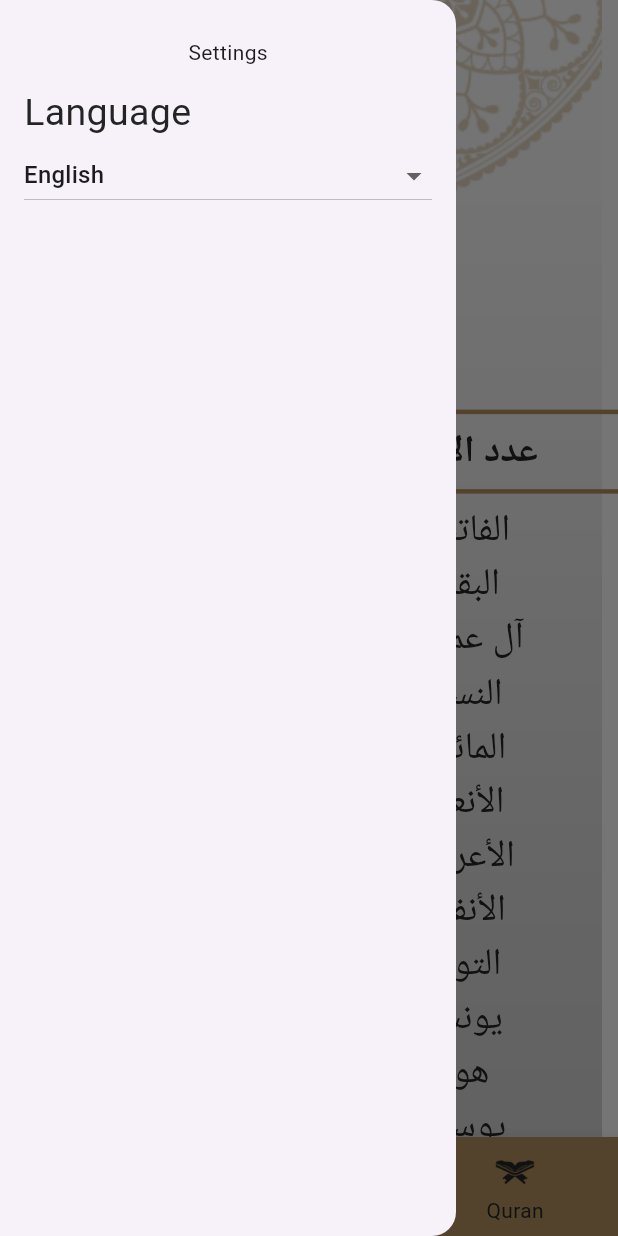
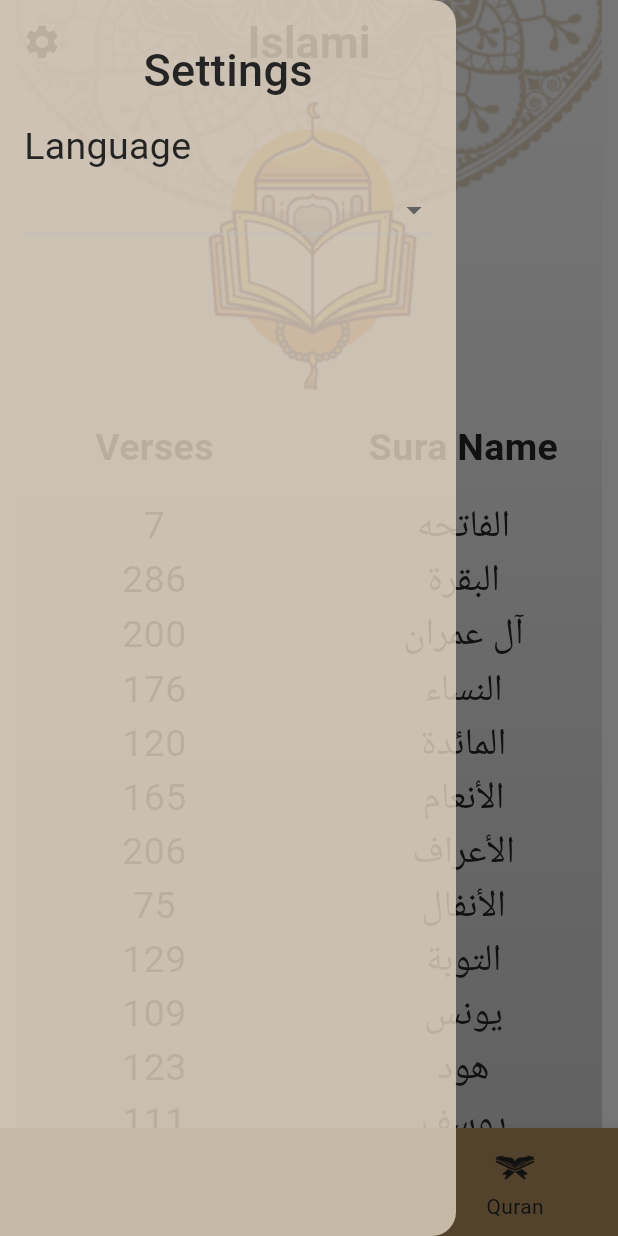
Before and after one commit to Mariamshahir/islamic_app, a Flutter app: the screen it shows after launch, item 4 of the bottom bar chosen, with the side drawer open, on a phone screen of 412 x 824 dp. Run offline on Flutter 3.47's test engine with Material 3 defaults, Android fonts, the phone set to English and light mode, and no system bars; generated files the repository leaves out were written again.

Commit message:
Finished theming.

```diff
--- a/lib/homescreen.dart
+++ b/lib/homescreen.dart
@@ -1,4 +1,5 @@
 import 'package:flutter/material.dart';
+import 'package:islamic/provider/theme_provider.dart';
 import 'package:islamic/taps/quran/qurantab.dart';
 import 'package:islamic/taps/ahadeth/ahadethtab.dart';
 import 'package:islamic/taps/radio/radiotap.dart';
@@ -8,6 +9,7 @@ import 'package:islamic/utils/aap_theme.dart';
 import 'package:islamic/utils/app_assets.dart';
 import 'package:islamic/utils/app_colors.dart';
 import 'package:islamic/utils/app_language.dart';
+import 'package:provider/provider.dart';
 
 
 class HomeScreen extends StatefulWidget {
@@ -23,9 +25,10 @@ class _HomeScreenState extends State<HomeScreen> {
 
   @override
   Widget build(BuildContext context) {
+    ThemeProvider themeProvider = Provider.of(context);
     return Container(
-      decoration: const BoxDecoration(
-        image: DecorationImage(image: AssetImage(AppAssets.background)),
+      decoration: BoxDecoration(
+        image: DecorationImage(image: AssetImage(themeProvider.mainBackground)),
       ),
       child: Scaffold(
         backgroundColor: AppColors.transparent,
@@ -40,12 +43,8 @@ class _HomeScreenState extends State<HomeScreen> {
   AppBar buildAppBar() {
     return AppBar(
         automaticallyImplyLeading: false,
-          backgroundColor: AppColors.transparent,
-          centerTitle: true,
-          elevation: 0,
           title:  Text(
             context.getLocalizations.islami,
-            style: AppTheme.appBarTextStyle,
           ),
           leading: Builder(builder: (context)=>IconButton(onPressed: (){
             Scaffold.of(context).openDrawer();
@@ -64,9 +63,7 @@ class _HomeScreenState extends State<HomeScreen> {
 
 
   Widget buildBottomNavigation() => Theme(
-    data: ThemeData(
-      canvasColor: AppColors.orange,
-    ),
+    data: Theme.of(context).copyWith(canvasColor: Theme.of(context).primaryColor),
     child: BottomNavigationBar(
       items: [
         buildBottomNavigationBarItem(AppAssets.iconRadio, context.getLocalizations.radio),
@@ -74,8 +71,6 @@ class _HomeScreenState extends State<HomeScreen> {
         buildBottomNavigationBarItem(AppAssets.iconAhadeth, context.getLocalizations.ahadeth,),
         buildBottomNavigationBarItem(AppAssets.iconQuran, context.getLocalizations.quran,),
       ],
-      selectedItemColor: AppColors.lightBlack,
-      unselectedItemColor: AppColors.white,
       currentIndex: currentTapIndex,
       onTap: (index) {
         setState(() {
--- a/lib/main.dart
+++ b/lib/main.dart
@@ -3,6 +3,7 @@ import 'package:flutter_localizations/flutter_localizations.dart';
 import 'package:flutter_gen/gen_l10n/app_localizations.dart';
 import 'package:islamic/homescreen.dart';
 import 'package:islamic/provider/language_provider.dart';
+import 'package:islamic/provider/theme_provider.dart';
 import 'package:islamic/screens/ahadeth_details/ahadeth_details.dart';
 import 'package:islamic/screens/sura_details/sura_details.dart';
 import 'package:islamic/splash.dart';
@@ -10,15 +11,20 @@ import 'package:islamic/utils/aap_theme.dart';
 import 'package:provider/provider.dart';
 
 void main() {
-  runApp(ChangeNotifierProvider(
-      create: (context) =>LanguageProvider() ,
-      child: const MyApp()));
+  runApp(MultiProvider(
+      providers: [
+        ChangeNotifierProvider(create: (_) => LanguageProvider()),
+        ChangeNotifierProvider(create: (_) => ThemeProvider()),
+      ],
+      child: const MyApp()),
+  );
 }
 class MyApp extends StatelessWidget {
   const MyApp({super.key});
   @override
   Widget build(BuildContext context) {
     LanguageProvider provider=Provider.of(context);
+    ThemeProvider themeProvider=Provider.of(context);
     return MaterialApp(
       debugShowCheckedModeBanner: false,
       localizationsDelegates: [
@@ -34,7 +40,7 @@ class MyApp extends StatelessWidget {
       locale: Locale(provider.currentLocale),
       theme: AppTheme.lightTheme,
       darkTheme: AppTheme.darkTheme,
-      themeMode: ThemeMode.dark,
+      themeMode: themeProvider.currentTheme,
       routes: {
         Splash.routeName:(_) => Splash(),
         HomeScreen.routeName:(_) => HomeScreen(),
--- a/lib/screens/ahadeth_details/ahadeth_details.dart
+++ b/lib/screens/ahadeth_details/ahadeth_details.dart
@@ -3,6 +3,7 @@ import 'package:flutter/services.dart';
 import 'package:islamic/model/screen_details_arg.dart';
 import 'package:islamic/utils/aap_theme.dart';
 import 'package:islamic/utils/app_colors.dart';
+import 'package:islamic/utils/app_language.dart';
 import 'package:islamic/widgets/app_scaffold.dart';
 
 class AhadethDetails extends StatefulWidget {
@@ -23,7 +24,7 @@ class _AhadethDetailsState extends State<AhadethDetails> {
     if(fileContent.isEmpty){
       readAhadethFile();
     }
-    return AppScaffold(title: "إسلامي",
+    return AppScaffold(title: context.getLocalizations.islami,
         bady: Container(
           margin: EdgeInsets.symmetric(
             vertical: MediaQuery.of(context).size.height * .07,
--- a/lib/screens/sura_details/sura_details.dart
+++ b/lib/screens/sura_details/sura_details.dart
@@ -3,6 +3,7 @@ import 'package:flutter/services.dart';
 import 'package:islamic/model/screen_details_arg.dart';
 import 'package:islamic/utils/aap_theme.dart';
 import 'package:islamic/utils/app_colors.dart';
+import 'package:islamic/utils/app_language.dart';
 import 'package:islamic/widgets/app_scaffold.dart';
 
 class SuraDetails extends StatefulWidget {
@@ -23,7 +24,7 @@ class _SuraDetailsState extends State<SuraDetails> {
     if(fileContent.isEmpty){
       reaSuraFile();
     }
-    return AppScaffold(title: "إسلامي",
+    return AppScaffold(title: context.getLocalizations.islami,
         bady: Container(
           margin: EdgeInsets.symmetric(
             vertical: MediaQuery.of(context).size.height * .07,
--- a/lib/taps/quran/qurantab.dart
+++ b/lib/taps/quran/qurantab.dart
@@ -1,16 +1,19 @@
 import 'package:flutter/material.dart';
 import 'package:islamic/model/screen_details_arg.dart';
+import 'package:islamic/provider/theme_provider.dart';
 import 'package:islamic/screens/sura_details/sura_details.dart';
-import 'package:islamic/utils/aap_theme.dart';
 import 'package:islamic/utils/app_assets.dart';
-import 'package:islamic/utils/app_colors.dart';
+import 'package:islamic/utils/app_language.dart';
 import 'package:islamic/utils/constants.dart';
+import 'package:provider/provider.dart';
 
 class QuranTab extends StatelessWidget {
-  const QuranTab({super.key});
+  late ThemeProvider themeProvider;
+  QuranTab({super.key});
 
   @override
   Widget build(BuildContext context) {
+    themeProvider = Provider.of<ThemeProvider>(context);
     return Column(
       children: [
         Expanded(flex:3,child: Center(child: Image.asset(AppAssets.quranTapLogo))),
@@ -19,8 +22,8 @@ class QuranTab extends StatelessWidget {
           child: Stack(
             alignment: Alignment.center,
             children: [
-              buildScreenContant(),
-              VerticalDivider(thickness: 3,color: AppColors.orange,indent: 6,)
+              buildScreenContant(context),
+              VerticalDivider(thickness: 3,indent: 6,)
             ],
           ),
         )
@@ -29,22 +32,22 @@ class QuranTab extends StatelessWidget {
     );
   }
 
-  Widget buildScreenContant() {
+  Widget buildScreenContant(BuildContext context) {
     return Column(
       children: [
-           Divider(thickness: 3,color: AppColors.orange,),
-            const Row(
+           const Divider(thickness: 3),
+             Row(
               children: [
-                Expanded(child: Text("اسم السورة",
-                  style: AppTheme.mediumTitleTextStyle,
+                Expanded(child: Text(context.getLocalizations.verses,
+                  style: themeProvider.mediumTitleTextStyle,
                   textAlign: TextAlign.center,)),
-                Expanded(child: Text("عدد الآيات",
-                  style: AppTheme.mediumTitleTextStyle,
+                Expanded(child: Text(context.getLocalizations.suraName,
+                  style: themeProvider.mediumTitleTextStyle,
                   textAlign: TextAlign.center,
                 )),
               ],
             ),
-            const Divider(thickness: 3,color: AppColors.orange,),
+            const Divider(thickness: 3),
             Expanded(flex:7,child: buildScreenListView())
       ],
     );
@@ -63,8 +66,8 @@ class QuranTab extends StatelessWidget {
                       child: Row(
                         mainAxisAlignment: MainAxisAlignment.spaceAround,
                         children: [
-                          Expanded(child: Text("${Constants.versesNumber[index]}",style: AppTheme.smallTitleTextStyle,textAlign: TextAlign.center,)),
-                          Expanded(child: Text(Constants.suraNames[index],style: AppTheme.smallTitleTextStyle,textAlign: TextAlign.center,)),
+                          Expanded(child: Text("${Constants.versesNumber[index]}",style: themeProvider.smallTitleTextStyle,textAlign: TextAlign.center,)),
+                          Expanded(child: Text(Constants.suraNames[index],style: themeProvider.smallTitleTextStyle,textAlign: TextAlign.center,)),
 
                         ],
                       ),
--- a/lib/taps/settings/settingstab.dart
+++ b/lib/taps/settings/settingstab.dart
@@ -1,5 +1,6 @@
 import 'package:flutter/material.dart';
 import 'package:islamic/provider/language_provider.dart';
+import 'package:islamic/provider/theme_provider.dart';
 import 'package:islamic/utils/aap_theme.dart';
 import 'package:islamic/utils/app_language.dart';
 import 'package:provider/provider.dart';
@@ -15,19 +16,23 @@ class Settings extends StatefulWidget {
 class _SettingsState extends State<Settings> {
   String selectLanguge = "en";
   late LanguageProvider provider;
+  late ThemeProvider themeProvider;
 
   @override
   Widget build(BuildContext context) {
     provider= Provider.of(context);
+    themeProvider=Provider.of<ThemeProvider>(context);
     return Container(
       padding: EdgeInsets.symmetric(vertical: 25,horizontal: 16),
       child: Column(
         crossAxisAlignment: CrossAxisAlignment.stretch,
         children: [
-          Center(child: Text(context.getLocalizations.settings,style: AppTheme.titleTap,)),
+          Center(child: Text(context.getLocalizations.settings,style: themeProvider.titleTap,)),
           SizedBox(height: 12,),
-          Text(context.getLocalizations.language,style: AppTheme.smallTitleTextStyle,),
-           buildLanguageDropDownButton()
+          Text(context.getLocalizations.language,style: themeProvider.smallTitleTextStyle,),
+           buildLanguageDropDownButton(),
+          SizedBox(height: 8,),
+          buildThemeSwitchRow(),
         ],
       ),
     );
@@ -48,4 +53,15 @@ class _SettingsState extends State<Settings> {
         });
   }
 
+  Widget buildThemeSwitchRow(){
+    return Row(
+      children: [
+        Text("Dark Theme"),
+        Spacer(),
+        Switch(value: themeProvider.currentTheme == ThemeMode.dark, onChanged: (newValue){
+          themeProvider.toggleTheme(newValue);
+        })
+      ],
+    );
+  }
 }
--- a/lib/utils/aap_theme.dart
+++ b/lib/utils/aap_theme.dart
@@ -12,6 +12,11 @@ abstract class AppTheme{
     fontWeight: FontWeight.w600,
     color: AppColors.lightBlack,
   );
+  static const TextStyle titleTap = TextStyle(
+    fontSize: 30,
+    fontWeight: FontWeight.w500,
+    color: AppColors.lightBlack,
+  );
   static const TextStyle smallTitleTextStyle = TextStyle(
     fontSize: 25,
     fontWeight: FontWeight.w400,
@@ -22,4 +27,69 @@ abstract class AppTheme{
     fontWeight: FontWeight.w400,
     color: AppColors.white,
   );
+
+
+  static TextStyle appBarDarkTextStyle = appBarDarkTextStyle.copyWith(color: AppColors.white);
+  static TextStyle mediumTitleDarkTextStyle = mediumTitleDarkTextStyle.copyWith(color: AppColors.white);
+  static TextStyle titleTapDark = titleTapDark.copyWith(color: AppColors.white);
+  static TextStyle smallTitleDarkTextStyle = smallTitleDarkTextStyle.copyWith(color: AppColors.white);
+  static TextStyle smallTitleDarkTextStyle2 = smallTitleDarkTextStyle2.copyWith(color: AppColors.white);
+
+  static  ThemeData lightTheme= ThemeData(
+    primaryColor: AppColors.orange,
+    scaffoldBackgroundColor: AppColors.transparent,
+    appBarTheme: const AppBarTheme(
+        backgroundColor: AppColors.transparent,
+        centerTitle: true,elevation: 0,
+        titleTextStyle: appBarTextStyle),
+    drawerTheme: const DrawerThemeData(backgroundColor: AppColors.cramy),
+    dividerColor: AppColors.orange,
+    colorScheme: const ColorScheme(brightness: Brightness.light,
+        primary: AppColors.orange,
+        onPrimary: AppColors.lightorange,
+        secondary: AppColors.lightBlack,
+        onSecondary: AppColors.lightBlack,
+        error: AppColors.error,
+        onError: AppColors.error,
+        background: AppColors.transparent,
+        onBackground: AppColors.transparent,
+        surface: AppColors.transparent,
+        onSurface: AppColors.transparent),
+    iconTheme: const IconThemeData(color: AppColors.brown),
+    bottomNavigationBarTheme: BottomNavigationBarThemeData(
+        backgroundColor: AppColors.orange,
+        selectedItemColor: AppColors.lightBlack,
+      selectedIconTheme: IconThemeData(size: 40),
+        unselectedIconTheme: IconThemeData(size: 34)
+    )
+  );
+  static  ThemeData darkTheme= ThemeData(
+      primaryColor: AppColors.darkBlue,
+      scaffoldBackgroundColor: AppColors.transparent,
+      appBarTheme: AppBarTheme(
+          backgroundColor: AppColors.transparent,
+          centerTitle: true,elevation: 0,
+          titleTextStyle: appBarTextStyle.copyWith(color: Colors.white)),
+      drawerTheme: const DrawerThemeData(backgroundColor: Colors.blueAccent),
+      dividerColor: AppColors.yellow,
+      colorScheme: const ColorScheme(brightness: Brightness.dark,
+          primary: AppColors.darkBlue,
+          onPrimary: AppColors.onDarkBlue,
+          secondary: AppColors.yellow,
+          onSecondary: AppColors.yellow,
+          error: AppColors.error,
+          onError: AppColors.error,
+          background: AppColors.transparent,
+          onBackground: AppColors.transparent,
+          surface: AppColors.transparent,
+          onSurface: AppColors.transparent),
+      iconTheme: const IconThemeData(color: AppColors.darkBlue),
+      bottomNavigationBarTheme: const BottomNavigationBarThemeData(
+          backgroundColor: AppColors.darkBlue,
+          selectedItemColor: AppColors.yellow,
+          selectedIconTheme: IconThemeData(size: 36),
+          unselectedIconTheme: IconThemeData(size: 34),
+          unselectedItemColor: Colors.white,
+      )
+  );
 }
--- a/lib/utils/app_assets.dart
+++ b/lib/utils/app_assets.dart
@@ -9,4 +9,6 @@ abstract class AppAssets{
   static const String iconSebha = "assets/images/icon_sebha.png";
   static const String sebha = "assets/images/sebha.png";
   static const String radio = "assets/images/radio_tap.png";
+  static const String darkBackGround = "assets/images/dark_background.png";
+  static const String darkSplash = "assets/images/dark_spalsh.png";
 }
--- a/lib/utils/app_colors.dart
+++ b/lib/utils/app_colors.dart
@@ -1,10 +1,18 @@
 import 'package:flutter/material.dart';
 
-abstract class AppColors{
+abstract class AppColors {
   static const Color orange = Color(0xffB7935f);
+  static const Color lightorange = Color(0xff836a46);
   static const Color lightBlack = Color(0xff242424);
   static const Color white = Colors.white;
   static const Color transparent = Colors.transparent;
   static const Color brown = Color(0xffB7935F);
   static const Color brownlight = Color(0xcfb7935f);
+  static const Color cramy = Color(0xCCE3D6C4);
+  static const Color error = Colors.red;
+
+
+  static const Color darkBlue = Color(0xff141A2E);
+  static const Color onDarkBlue = Color(0xff28345b);
+  static const Color yellow = Color(0xffFACC1D);
 }
```
Also changed, not shown: lib/splash.dart (+5 -2 lines), lib/taps/ahadeth/ahadethtab.dart (+59 -32 lines), lib/taps/radio/radiotap.dart (+13 -8 lines), lib/taps/sebha/sebhatab.dart (+9 -4 lines), lib/widgets/app_scaffold.dart (+6 -7 lines). Lines whose indentation alone changed are shown as unchanged.
